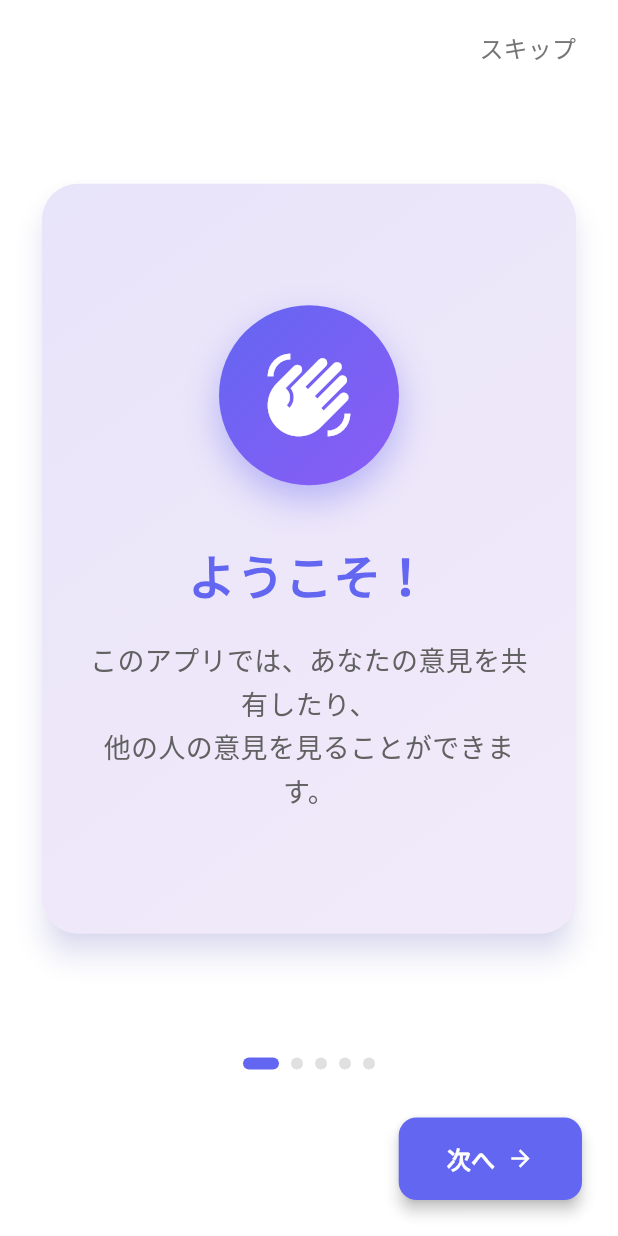
After one commit to oto1720/2025_tyarekyara, a Flutter app: the TutorialPage screen opened directly, on a phone screen of 412 x 824 dp. The commit adds this screen. Run offline on Flutter 3.47's test engine with Material 3 defaults, Android fonts, the phone set to English and light mode, and no system bars; our stand-ins replace cloud_firestore, firebase_auth, firebase_core, firebase_storage, flutter_riverpod, freezed_annotation and 4 more; accounts and stored records are empty.

Commit message:
[feat]チュートリアル画面 #33

```diff
--- a/lib/feature/auth/presentaion/pages/profile_setup_page.dart
+++ b/lib/feature/auth/presentaion/pages/profile_setup_page.dart
@@ -149,8 +149,8 @@ class _ProfileSetupPageState extends ConsumerState<ProfileSetupPage> {
           ScaffoldMessenger.of(context).showSnackBar(
             const SnackBar(content: Text('プロフィール更新成功')),
           );
-          // ホーム画面に遷移
-          context.go('/');
+          // チュートリアル画面に遷移
+          context.go('/tutorial');
         },
         unauthenticated: () {},
         error: (message) {
--- /dev/null
+++ b/lib/feature/guide/models/tutorial_item.dart
@@ -0,0 +1,66 @@
+import 'package:flutter/material.dart';
+
+/// チュートリアルアイテムモデル
+class TutorialItem {
+  /// タイトル
+  final String title;
+
+  /// 説明文
+  final String description;
+
+  /// アイコン
+  final IconData icon;
+
+  /// カラー（グラデーション用）
+  final Color primaryColor;
+  final Color secondaryColor;
+
+  const TutorialItem({
+    required this.title,
+    required this.description,
+    required this.icon,
+    required this.primaryColor,
+    required this.secondaryColor,
+  });
+}
+
+/// チュートリアルコンテンツのモックデータ
+class TutorialData {
+  static const List<TutorialItem> items = [
+    TutorialItem(
+      title: 'ようこそ！',
+      description: 'このアプリでは、あなたの意見を共有したり、\n他の人の意見を見ることができます。',
+      icon: Icons.waving_hand,
+      primaryColor: Color(0xFF6366F1),
+      secondaryColor: Color(0xFF8B5CF6),
+    ),
+    TutorialItem(
+      title: '意見を投稿',
+      description: '気になるトピックについて\nあなたの意見を自由に投稿できます。',
+      icon: Icons.create,
+      primaryColor: Color(0xFFEC4899),
+      secondaryColor: Color(0xFFF43F5E),
+    ),
+    TutorialItem(
+      title: '他の人の意見を見る',
+      description: '同じ地域や年代の人の意見を\n見て、新しい発見をしましょう。',
+      icon: Icons.people,
+      primaryColor: Color(0xFF14B8A6),
+      secondaryColor: Color(0xFF10B981),
+    ),
+    TutorialItem(
+      title: 'プロフィール設定',
+      description: 'プロフィール画面で\nいつでも情報を変更できます。',
+      icon: Icons.person,
+      primaryColor: Color(0xFFF59E0B),
+      secondaryColor: Color(0xFFF97316),
+    ),
+    TutorialItem(
+      title: 'さあ、始めましょう！',
+      description: 'それでは、アプリを\n楽しんでください！',
+      icon: Icons.rocket_launch,
+      primaryColor: Color(0xFF3B82F6),
+      secondaryColor: Color(0xFF2563EB),
+    ),
+  ];
+}
--- /dev/null
+++ b/lib/feature/guide/presentaion/pages/tutorial_page.dart
@@ -0,0 +1,207 @@
+import 'package:flutter/material.dart';
+import 'package:flutter_riverpod/flutter_riverpod.dart';
+import 'package:go_router/go_router.dart';
+import '../../models/tutorial_item.dart';
+import '../../providers/tutorial_provider.dart';
+import '../widgets/tutorial_card.dart';
+
+/// チュートリアル画面
+class TutorialPage extends ConsumerStatefulWidget {
+  const TutorialPage({super.key});
+
+  @override
+  ConsumerState<TutorialPage> createState() => _TutorialPageState();
+}
+
+class _TutorialPageState extends ConsumerState<TutorialPage> {
+  late PageController _pageController;
+  final List<TutorialItem> _tutorialItems = TutorialData.items;
+
+  @override
+  void initState() {
+    super.initState();
+    _pageController = PageController();
+  }
+
+  @override
+  void dispose() {
+    _pageController.dispose();
+    super.dispose();
+  }
+
+  void _onPageChanged(int page) {
+    ref.read(tutorialNotifierProvider.notifier).goToPage(page);
+  }
+
+  void _goToNextPage() {
+    final currentPage = ref.read(tutorialNotifierProvider);
+    if (currentPage < _tutorialItems.length - 1) {
+      _pageController.nextPage(
+        duration: const Duration(milliseconds: 300),
+        curve: Curves.easeInOut,
+      );
+    } else {
+      _completeTutorial();
+    }
+  }
+
+  void _goToPreviousPage() {
+    _pageController.previousPage(
+      duration: const Duration(milliseconds: 300),
+      curve: Curves.easeInOut,
+    );
+  }
+
+  Future<void> _completeTutorial() async {
+    await ref.read(tutorialNotifierProvider.notifier).completeTutorial();
+    if (mounted) {
+      context.go('/');
+    }
+  }
+
+  void _skipTutorial() {
+    _completeTutorial();
+  }
+
+  @override
+  Widget build(BuildContext context) {
+    final currentPage = ref.watch(tutorialNotifierProvider);
+    final isLastPage = currentPage == _tutorialItems.length - 1;
+
+    return Scaffold(
+      backgroundColor: Colors.white,
+      body: SafeArea(
+        child: Column(
+          children: [
+            // ヘッダー（スキップボタン）
+            Padding(
+              padding: const EdgeInsets.symmetric(horizontal: 16, vertical: 8),
+              child: Row(
+                mainAxisAlignment: MainAxisAlignment.end,
+                children: [
+                  if (!isLastPage)
+                    TextButton(
+                      onPressed: _skipTutorial,
+                      child: Text(
+                        'スキップ',
+                        style: TextStyle(
+                          color: Colors.grey[600],
+                          fontSize: 16,
+                        ),
+                      ),
+                    ),
+                ],
+              ),
+            ),
+
+            // メインコンテンツ（PageView）
+            Expanded(
+              child: PageView.builder(
+                controller: _pageController,
+                onPageChanged: _onPageChanged,
+                itemCount: _tutorialItems.length,
+                itemBuilder: (context, index) {
+                  return TutorialCard(item: _tutorialItems[index]);
+                },
+              ),
+            ),
+
+            // フッター（インジケーター + ボタン）
+            Padding(
+              padding: const EdgeInsets.all(24),
+              child: Column(
+                children: [
+                  // ページインジケーター
+                  PageIndicator(
+                    currentPage: currentPage,
+                    totalPages: _tutorialItems.length,
+                    activeColor: _tutorialItems[currentPage].primaryColor,
+                    inactiveColor: Colors.grey[300]!,
+                  ),
+                  const SizedBox(height: 32),
+
+                  // ナビゲーションボタン
+                  Row(
+                    mainAxisAlignment: MainAxisAlignment.spaceBetween,
+                    children: [
+                      // 戻るボタン
+                      if (currentPage > 0)
+                        OutlinedButton(
+                          onPressed: _goToPreviousPage,
+                          style: OutlinedButton.styleFrom(
+                            side: BorderSide(
+                              color: Colors.grey[300]!,
+                            ),
+                            shape: RoundedRectangleBorder(
+                              borderRadius: BorderRadius.circular(12),
+                            ),
+                            padding: const EdgeInsets.symmetric(
+                              horizontal: 24,
+                              vertical: 16,
+                            ),
+                          ),
+                          child: Row(
+                            children: [
+                              Icon(
+                                Icons.arrow_back,
+                                color: Colors.grey[700],
+                              ),
+                              const SizedBox(width: 8),
+                              Text(
+                                '戻る',
+                                style: TextStyle(
+                                  color: Colors.grey[700],
+                                  fontSize: 16,
+                                  fontWeight: FontWeight.w600,
+                                ),
+                              ),
+                            ],
+                          ),
+                        )
+                      else
+                        const SizedBox(width: 80),
+
+                      // 次へ / 始めるボタン
+                      ElevatedButton(
+                        onPressed: _goToNextPage,
+                        style: ElevatedButton.styleFrom(
+                          backgroundColor:
+                              _tutorialItems[currentPage].primaryColor,
+                          shape: RoundedRectangleBorder(
+                            borderRadius: BorderRadius.circular(12),
+                          ),
+                          padding: const EdgeInsets.symmetric(
+                            horizontal: 32,
+                            vertical: 16,
+                          ),
+                          elevation: 4,
+                        ),
+                        child: Row(
+                          children: [
+                            Text(
+                              isLastPage ? '始める' : '次へ',
+                              style: const TextStyle(
+                                color: Colors.white,
+                                fontSize: 16,
+                                fontWeight: FontWeight.w600,
+                              ),
+                            ),
+                            const SizedBox(width: 8),
+                            Icon(
+                              isLastPage ? Icons.check : Icons.arrow_forward,
+                              color: Colors.white,
+                            ),
+                          ],
+                        ),
+                      ),
+                    ],
+                  ),
+                ],
+              ),
+            ),
+          ],
+        ),
+      ),
+    );
+  }
+}
--- /dev/null
+++ b/lib/feature/guide/presentaion/widgets/tutorial_card.dart
@@ -0,0 +1,142 @@
+import 'package:flutter/material.dart';
+import '../../models/tutorial_item.dart';
+
+/// チュートリアルカードWidget
+class TutorialCard extends StatelessWidget {
+  final TutorialItem item;
+
+  const TutorialCard({
+    super.key,
+    required this.item,
+  });
+
+  @override
+  Widget build(BuildContext context) {
+    return Center(
+      child: Padding(
+        padding: const EdgeInsets.symmetric(horizontal: 24, vertical: 40),
+        child: Card(
+          elevation: 8,
+          shadowColor: item.primaryColor.withValues(alpha: 0.3),
+          shape: RoundedRectangleBorder(
+            borderRadius: BorderRadius.circular(24),
+          ),
+          child: Container(
+            constraints: const BoxConstraints(
+              maxWidth: 400,
+              maxHeight: 500,
+            ),
+            decoration: BoxDecoration(
+              borderRadius: BorderRadius.circular(24),
+              gradient: LinearGradient(
+                begin: Alignment.topLeft,
+                end: Alignment.bottomRight,
+                colors: [
+                  item.primaryColor.withValues(alpha: 0.1),
+                  item.secondaryColor.withValues(alpha: 0.05),
+                ],
+              ),
+            ),
+            child: Padding(
+              padding: const EdgeInsets.all(32),
+              child: Column(
+                mainAxisAlignment: MainAxisAlignment.center,
+                children: [
+                  // アイコン
+                  Container(
+                    width: 120,
+                    height: 120,
+                    decoration: BoxDecoration(
+                      shape: BoxShape.circle,
+                      gradient: LinearGradient(
+                        begin: Alignment.topLeft,
+                        end: Alignment.bottomRight,
+                        colors: [
+                          item.primaryColor,
+                          item.secondaryColor,
+                        ],
+                      ),
+                      boxShadow: [
+                        BoxShadow(
+                          color: item.primaryColor.withValues(alpha: 0.4),
+                          blurRadius: 20,
+                          offset: const Offset(0, 10),
+                        ),
+                      ],
+                    ),
+                    child: Icon(
+                      item.icon,
+                      size: 60,
+                      color: Colors.white,
+                    ),
+                  ),
+                  const SizedBox(height: 40),
+
+                  // タイトル
+                  Text(
+                    item.title,
+                    style: TextStyle(
+                      fontSize: 32,
+                      fontWeight: FontWeight.bold,
+                      color: item.primaryColor,
+                      height: 1.2,
+                    ),
+                    textAlign: TextAlign.center,
+                  ),
+                  const SizedBox(height: 24),
+
+                  // 説明文
+                  Text(
+                    item.description,
+                    style: TextStyle(
+                      fontSize: 18,
+                      color: Colors.grey[700],
+                      height: 1.6,
+                    ),
+                    textAlign: TextAlign.center,
+                  ),
+                ],
+              ),
+            ),
+          ),
+        ),
+      ),
+    );
+  }
+}
+
+/// ページインジケーター
+class PageIndicator extends StatelessWidget {
+  final int currentPage;
+  final int totalPages;
+  final Color activeColor;
+  final Color inactiveColor;
+
+  const PageIndicator({
+    super.key,
+    required this.currentPage,
+    required this.totalPages,
+    this.activeColor = Colors.blue,
+    this.inactiveColor = Colors.grey,
+  });
+
+  @override
+  Widget build(BuildContext context) {
+    return Row(
+      mainAxisAlignment: MainAxisAlignment.center,
+      children: List.generate(
+        totalPages,
+        (index) => AnimatedContainer(
+          duration: const Duration(milliseconds: 300),
+          margin: const EdgeInsets.symmetric(horizontal: 4),
+          width: currentPage == index ? 24 : 8,
+          height: 8,
+          decoration: BoxDecoration(
+            color: currentPage == index ? activeColor : inactiveColor,
+            borderRadius: BorderRadius.circular(4),
+          ),
+        ),
+      ),
+    );
+  }
+}
--- /dev/null
+++ b/lib/feature/guide/providers/tutorial_provider.dart
@@ -0,0 +1,52 @@
+import 'package:flutter_riverpod/flutter_riverpod.dart';
+import 'package:shared_preferences/shared_preferences.dart';
+
+/// チュートリアル完了状態のProvider
+final tutorialCompletedProvider = FutureProvider<bool>((ref) async {
+  final prefs = await SharedPreferences.getInstance();
+  return prefs.getBool('tutorial_completed') ?? false;
+});
+
+/// チュートリアル管理Notifier
+class TutorialNotifier extends Notifier<int> {
+  @override
+  int build() => 0;
+
+  /// 次のページへ
+  void nextPage() {
+    state = state + 1;
+  }
+
+  /// 前のページへ
+  void previousPage() {
+    if (state > 0) {
+      state = state - 1;
+    }
+  }
+
+  /// 特定のページへ
+  void goToPage(int page) {
+    state = page;
+  }
+
+  /// チュートリアルを完了としてマーク
+  Future<void> completeTutorial() async {
+    final prefs = await SharedPreferences.getInstance();
+    await prefs.setBool('tutorial_completed', true);
+    // tutorialCompletedProviderを再読み込み
+    ref.invalidate(tutorialCompletedProvider);
+  }
+
+  /// チュートリアルをリセット（デバッグ用）
+  Future<void> resetTutorial() async {
+    final prefs = await SharedPreferences.getInstance();
+    await prefs.setBool('tutorial_completed', false);
+    state = 0;
+    ref.invalidate(tutorialCompletedProvider);
+  }
+}
+
+/// チュートリアルページインデックスのProvider
+final tutorialNotifierProvider = NotifierProvider<TutorialNotifier, int>(() {
+  return TutorialNotifier();
+});
--- a/pubspec.yaml
+++ b/pubspec.yaml
@@ -47,6 +47,7 @@ dependencies:
   freezed_annotation: ^2.4.1
   json_annotation: ^4.8.1
   path: ^1.9.0
+  shared_preferences: ^2.2.2
 
 dev_dependencies:
   flutter_test:
```
Also changed, not shown: pubspec.lock, 1 other file.
